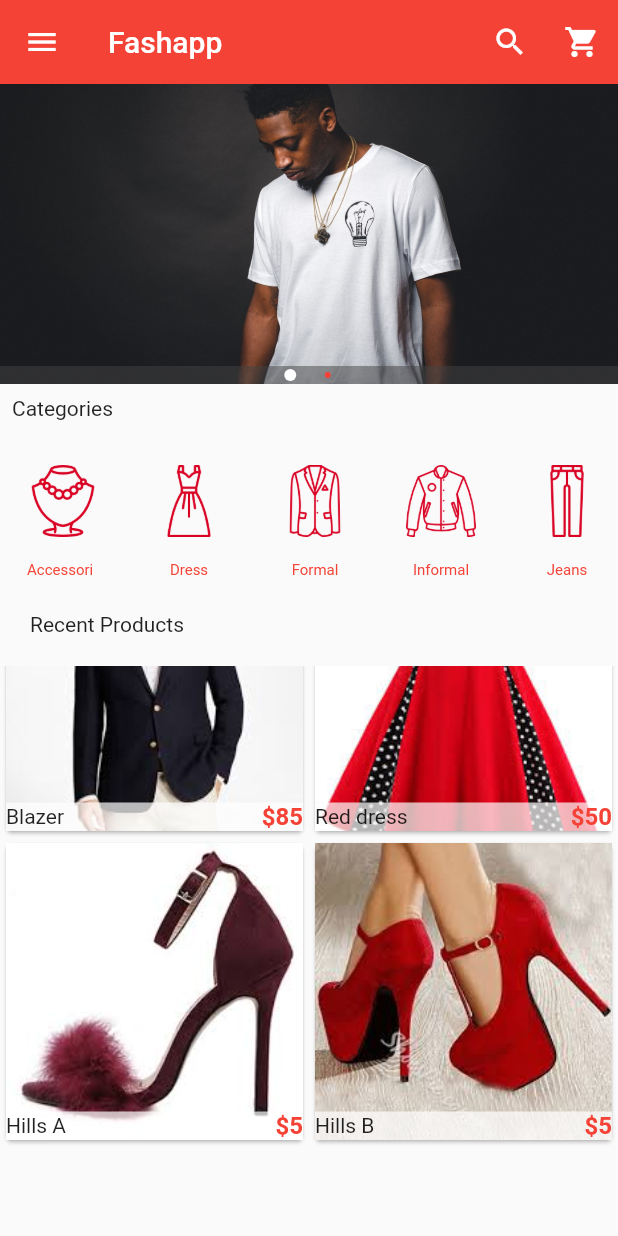
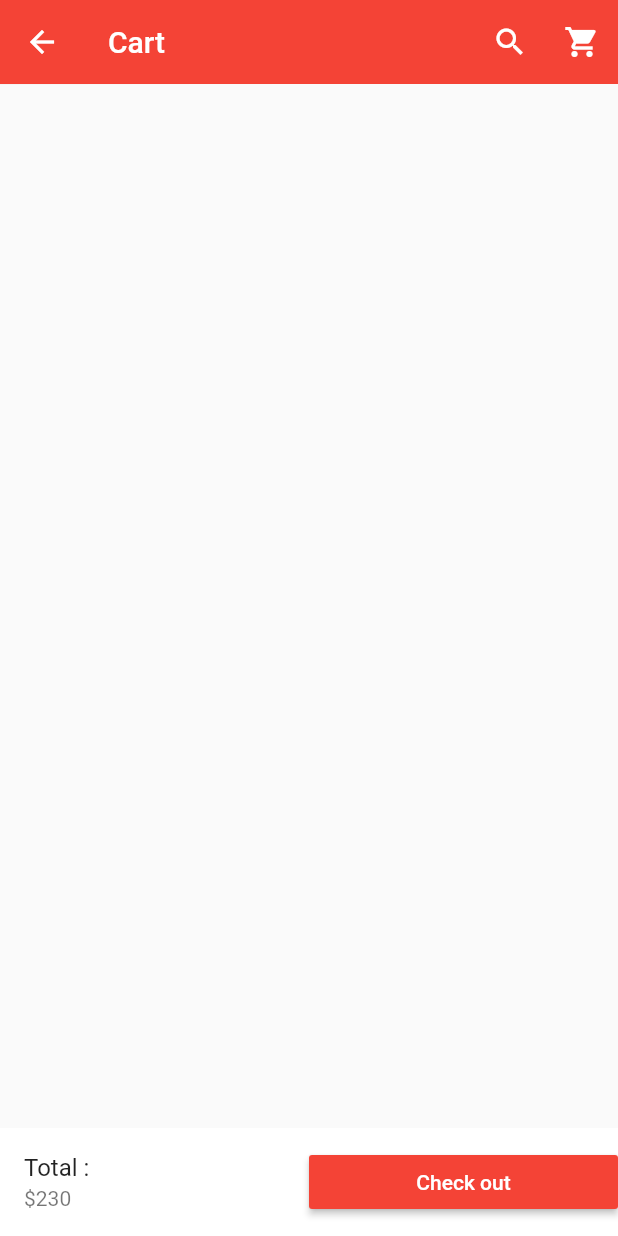
Before and after one commit to MahmoudSelmy/flutter_app, a Flutter app: the screen it shows after launch, scrolled down 92 dp, after a tap on the "shopping cart" icon, on a phone screen of 412 x 824 dp. Run offline on Flutter 3.47's test engine with Material 2 defaults, Android fonts, the phone set to English and light mode, and no system bars; drawn by our look-alikes of carousel_pro.

Commit message:
21 - 21. Flutter e-commerce app - Shopping cart

```diff
--- a/lib/main.dart
+++ b/lib/main.dart
@@ -2,6 +2,7 @@ import 'package:flutter/material.dart';
 import 'package:carousel_pro/carousel_pro.dart';
 import 'package:flutter_app/components/horizontal_list_view.dart';
 import 'package:flutter_app/components/products.dart';
+import 'package:flutter_app/pages/cart.dart';
 
 void main() {
   runApp(MaterialApp(
@@ -30,18 +31,21 @@ class _HomePageState extends State<HomePage> {
     return ListView(
       children: <Widget>[
         imageCarousel,
-        Padding(padding: const EdgeInsets.all(8.0),
-        child: Text('Categories'),),
+        Padding(
+          padding: const EdgeInsets.all(8.0),
+          child: Text('Categories'),
+        ),
         // Horizontal List View
         HorizontalList(),
-        Padding(padding: const EdgeInsets.all(20.0),
-          child: Text('Recent Products'),),
+        Padding(
+          padding: const EdgeInsets.all(20.0),
+          child: Text('Recent Products'),
+        ),
         Container(
           height: 320.0,
           child: Products(),
         )
       ],
-
     );
   }
 
@@ -81,21 +85,28 @@ class _HomePageState extends State<HomePage> {
         buildInkWell('Home Page', Icons.home),
         buildInkWell('My Account', Icons.person),
         buildInkWell('My Orders', Icons.shopping_basket),
-        buildInkWell('Shopping Cart', Icons.shopping_cart),
+        buildInkWell('Shopping Cart', Icons.shopping_cart, onPress: () {
+          Navigator.push(
+              context, MaterialPageRoute(builder: (context) => Cart()));
+        }),
         buildInkWell('Favorites', Icons.favorite),
         Divider(),
-        buildInkWell('Settings', Icons.settings, color:Colors.blue),
-        buildInkWell('Help', Icons.help, color:Colors.green),
+        buildInkWell('Settings', Icons.settings, color: Colors.blue),
+        buildInkWell('Help', Icons.help, color: Colors.green),
       ],
     );
   }
 
-  InkWell buildInkWell(String title, IconData iconData, {Color color = Colors.red}) {
+  InkWell buildInkWell(String title, IconData iconData,
+      {Color color = Colors.red, Function onPress}) {
     return InkWell(
-          onTap: (){},
+      onTap: onPress,
       child: ListTile(
         title: Text(title),
-            leading: Icon(iconData, color: color,),
+        leading: Icon(
+          iconData,
+          color: color,
+        ),
       ),
     );
   }
@@ -109,12 +120,9 @@ class _HomePageState extends State<HomePage> {
               backgroundColor: Colors.grey,
               child: Icon(
                 Icons.person,
-                    color: Colors.white,)
-              )
-          ),
-          decoration: new BoxDecoration(
-            color: Colors.red
-          ),
+                color: Colors.white,
+              ))),
+      decoration: new BoxDecoration(color: Colors.red),
     );
   }
 
@@ -132,7 +140,13 @@ class _HomePageState extends State<HomePage> {
 
   IconButton buildIconButton(IconData icon, Color color) {
     return new IconButton(
-          icon: new Icon(icon, color: color,),
-          onPressed: () {});
+        icon: new Icon(
+          icon,
+          color: color,
+        ),
+        onPressed: () {
+          Navigator.push(
+              context, MaterialPageRoute(builder: (context) => Cart()));
+        });
   }
 }
--- /dev/null
+++ b/lib/pages/cart.dart
@@ -0,0 +1,62 @@
+import 'package:flutter/material.dart';
+import 'package:flutter_app/main.dart';
+
+class Cart extends StatefulWidget {
+  @override
+  _CartState createState() => _CartState();
+}
+
+class _CartState extends State<Cart> {
+  @override
+  Widget build(BuildContext context) {
+    return Scaffold(
+      appBar: buildAppBar(),
+      bottomNavigationBar: Container(
+        color: Colors.white,
+        child: Row(
+          children: <Widget>[
+            Expanded(
+              child: ListTile(
+                title: Text('Total : '),
+                subtitle: Text('\$230'),
+              ),
+            ),
+            Expanded(
+              child: MaterialButton(
+                onPressed: (){},
+                child: Text('Check out', style: TextStyle(color: Colors.white),),
+                color: Colors.red,
+              ),
+            )
+          ],
+        ),
+      ),
+    );
+  }
+
+  IconButton buildIconButton(IconData icon, Color color) {
+    return new IconButton(
+        icon: new Icon(
+          icon,
+          color: color,
+        ),
+        onPressed: () {});
+  }
+
+  AppBar buildAppBar() {
+    return new AppBar(
+      elevation: 0.1,
+      backgroundColor: Colors.red,
+      title: InkWell(
+          onTap: () {
+            Navigator.push(
+                context, MaterialPageRoute(builder: (context) => HomePage()));
+          },
+          child: Text('Cart')),
+      actions: <Widget>[
+        buildIconButton(Icons.search, Colors.white),
+        buildIconButton(Icons.shopping_cart, Colors.white)
+      ],
+    );
+  }
+}
```
Lines whose indentation alone changed are shown as unchanged.
